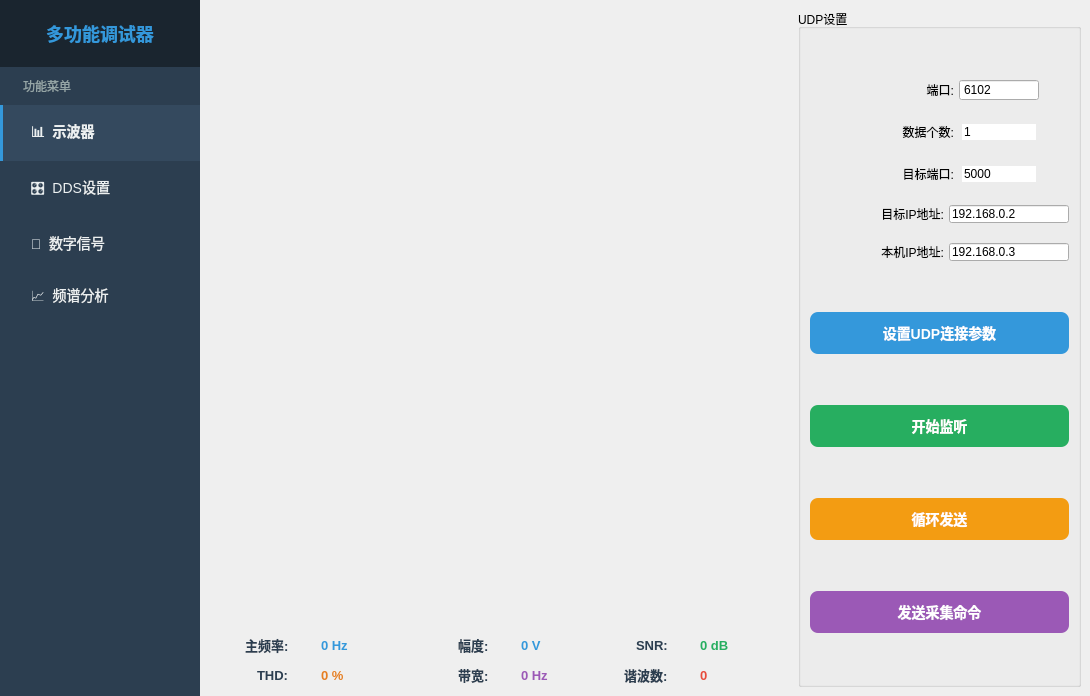
Ammmmm123/shiboqi_remake, file shiboqi_remake.ui: the form before one commit.
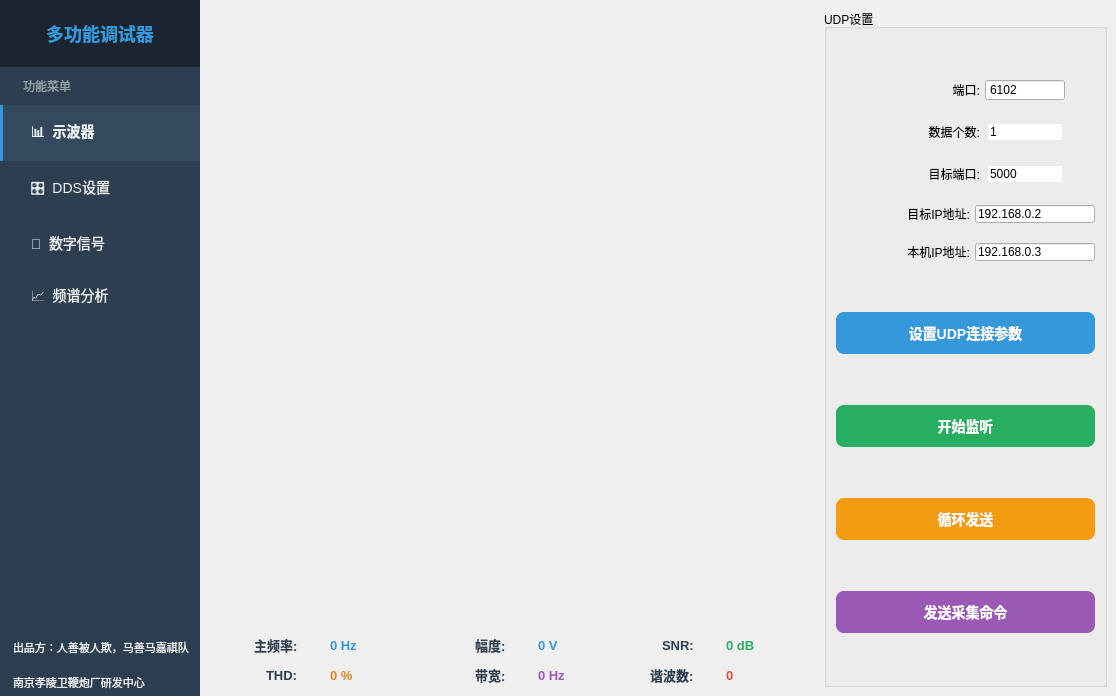
The form after the commit. The open tabs and pages were chosen to show the change. Custom widgets are drawn as their Qt base class.

What changed in the file:
```diff
--- a/shiboqi_remake.ui
+++ b/shiboqi_remake.ui
@@ -6,7 +6,7 @@
    <rect>
     <x>0</x>
     <y>0</y>
-    <width>1074</width>
+    <width>1116</width>
     <height>696</height>
    </rect>
   </property>
@@ -182,6 +182,46 @@
          </property>
         </spacer>
        </item>
+       <item>
+        <widget class="QLabel" name="copyrightLabel1">
+         <property name="styleSheet">
+          <string notr="true">QLabel {
+    color: #ecf0f1;
+    padding: 5px 10px;
+    font-size: 11px;
+}</string>
+         </property>
+         <property name="text">
+          <string>出品方：人善被人欺，马善马嘉祺队</string>
+         </property>
+         <property name="alignment">
+          <set>Qt::AlignLeft|Qt::AlignVCenter</set>
+         </property>
+         <property name="wordWrap">
+          <bool>true</bool>
+         </property>
+        </widget>
+       </item>
+       <item>
+        <widget class="QLabel" name="copyrightLabel2">
+         <property name="styleSheet">
+          <string notr="true">QLabel {
+    color: #ecf0f1;
+    padding: 5px 10px;
+    font-size: 11px;
+}</string>
+         </property>
+         <property name="text">
+          <string>南京孝陵卫鞭炮厂研发中心</string>
+         </property>
+         <property name="alignment">
+          <set>Qt::AlignLeft|Qt::AlignVCenter</set>
+         </property>
+         <property name="wordWrap">
+          <bool>true</bool>
+         </property>
+        </widget>
+       </item>
       </layout>
      </widget>
     </item>
@@ -1484,7 +1524,7 @@
         <item>
          <layout class="QHBoxLayout" name="horizontalLayout_35" stretch="3,0">
           <item>
-           <layout class="QVBoxLayout" name="verticalLayout_14" stretch="9,0">
+           <layout class="QVBoxLayout" name="verticalLayout_14" stretch="9,0,0">
             <item>
              <widget class="QCustomPlot" name="customPlot_3" native="true">
               <property name="sizePolicy">
@@ -1749,7 +1789,7 @@
               <number>10</number>
              </property>
              <item>
-              <layout class="QVBoxLayout" name="verticalLayout_16" stretch="0,0,0,0,0,0,0">
+              <layout class="QVBoxLayout" name="verticalLayout_16" stretch="0,0,0,0,0">
                <property name="spacing">
                 <number>20</number>
                </property>
```
Left out of the diff: 98 changed lines with no effect on the pictures.
